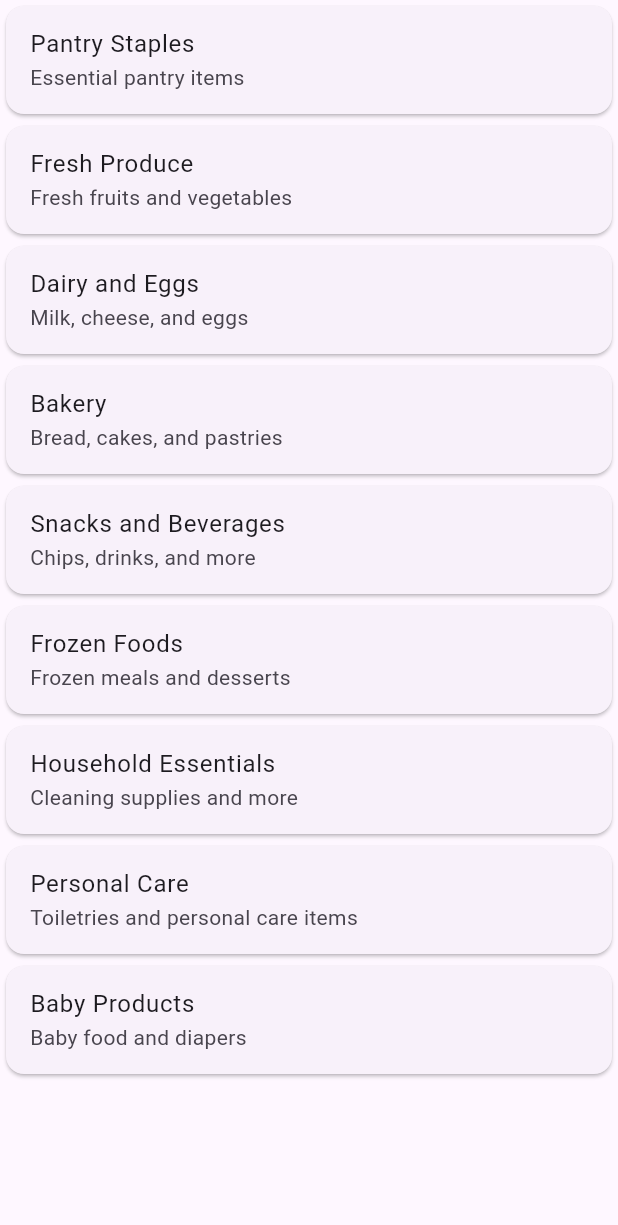
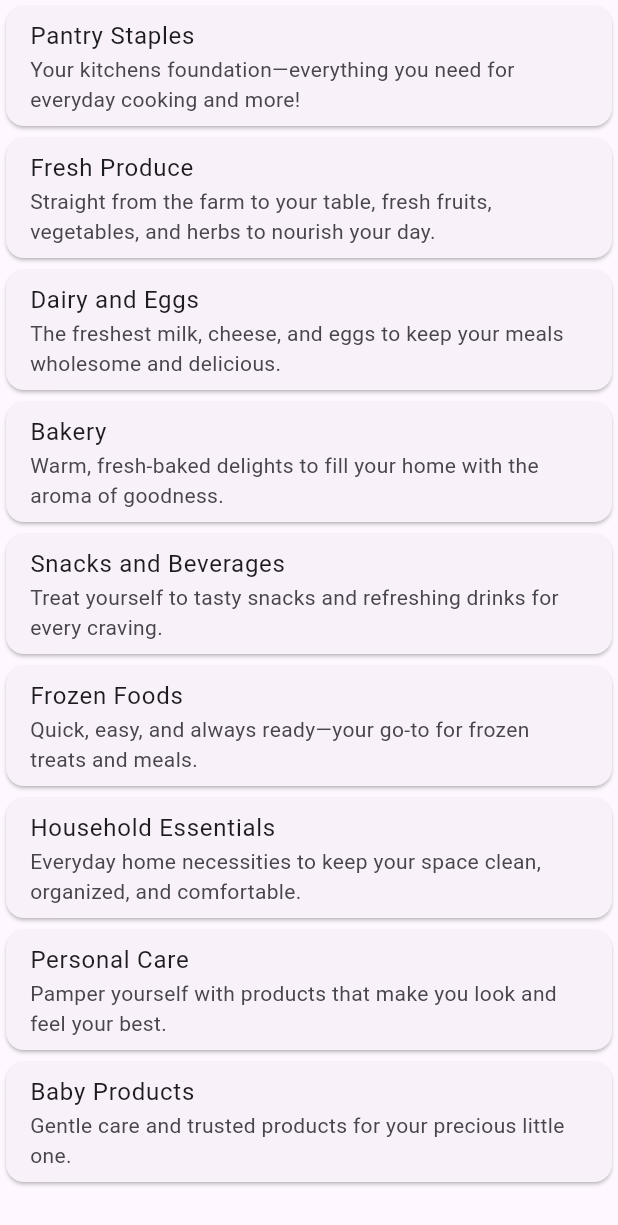
Before and after one commit to Fathir2001/RF-Stores, a Flutter app: the CategoryPage screen opened directly, on a phone screen of 412 x 824 dp. Shown: the top 1225 px of the screen. Run offline on Flutter 3.47's test engine with Material 3 defaults, Android fonts, the phone set to English and light mode, and no system bars; our stand-ins replace google_fonts.

Commit message:
Update category captions for improved clarity and appeal

```diff
--- a/Front - End/lib/Pages/HomePage/Category/Category.dart
+++ b/Front - End/lib/Pages/HomePage/Category/Category.dart
@@ -2,15 +2,15 @@ import 'package:flutter/material.dart';
 
 class CategoryPage extends StatelessWidget {
   final List<Map<String, String>> categories = [
-    {'title': 'Pantry Staples', 'caption': 'Essential pantry items'},
-    {'title': 'Fresh Produce', 'caption': 'Fresh fruits and vegetables'},
-    {'title': 'Dairy and Eggs', 'caption': 'Milk, cheese, and eggs'},
-    {'title': 'Bakery', 'caption': 'Bread, cakes, and pastries'},
-    {'title': 'Snacks and Beverages', 'caption': 'Chips, drinks, and more'},
-    {'title': 'Frozen Foods', 'caption': 'Frozen meals and desserts'},
-    {'title': 'Household Essentials', 'caption': 'Cleaning supplies and more'},
-    {'title': 'Personal Care', 'caption': 'Toiletries and personal care items'},
-    {'title': 'Baby Products', 'caption': 'Baby food and diapers'}
+    {'title': 'Pantry Staples', 'caption': 'Your kitchens foundation—everything you need for everyday cooking and more!'},
+    {'title': 'Fresh Produce', 'caption': 'Straight from the farm to your table, fresh fruits, vegetables, and herbs to nourish your day.'},
+    {'title': 'Dairy and Eggs', 'caption': 'The freshest milk, cheese, and eggs to keep your meals wholesome and delicious.'},
+    {'title': 'Bakery', 'caption': 'Warm, fresh-baked delights to fill your home with the aroma of goodness.'},
+    {'title': 'Snacks and Beverages', 'caption': 'Treat yourself to tasty snacks and refreshing drinks for every craving.'},
+    {'title': 'Frozen Foods', 'caption': 'Quick, easy, and always ready—your go-to for frozen treats and meals.'},
+    {'title': 'Household Essentials', 'caption': 'Everyday home necessities to keep your space clean, organized, and comfortable.'},
+    {'title': 'Personal Care', 'caption': 'Pamper yourself with products that make you look and feel your best.'},
+    {'title': 'Baby Products', 'caption': 'Gentle care and trusted products for your precious little one.'}
   ];
 
   @override
```
